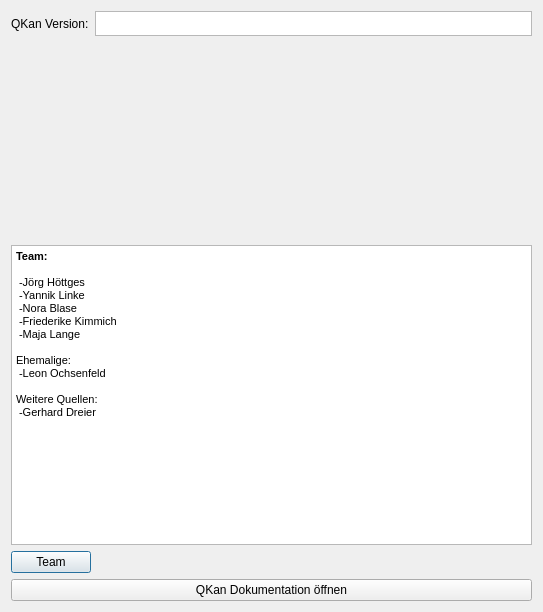
Old version of the form qkan/tools/res/application_help.ui in the repository SonkeHoffmann/QKan-1.
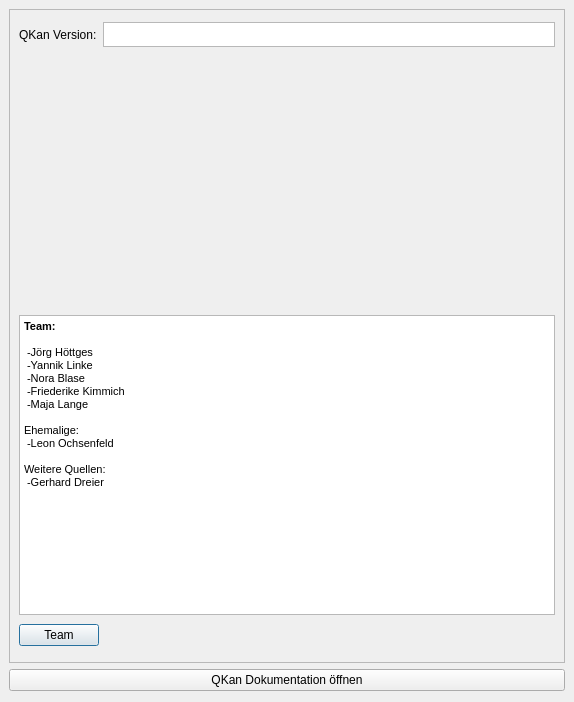
New version of the form. Icons and pictures are not drawn.

The edit to the form file:
```diff
--- a/qkan/tools/res/application_help.ui
+++ b/qkan/tools/res/application_help.ui
@@ -6,8 +6,8 @@
    <rect>
     <x>0</x>
     <y>0</y>
-    <width>543</width>
-    <height>612</height>
+    <width>574</width>
+    <height>702</height>
    </rect>
   </property>
   <property name="minimumSize">
@@ -29,6 +29,30 @@
     <normaloff>../../QKan.png</normaloff>../../QKan.png</iconset>
   </property>
   <layout class="QVBoxLayout" name="verticalLayout_3">
+   <property name="leftMargin">
+    <number>9</number>
+   </property>
+   <property name="topMargin">
+    <number>9</number>
+   </property>
+   <property name="rightMargin">
+    <number>9</number>
+   </property>
+   <item>
+    <widget class="QScrollArea" name="scrollArea">
+     <property name="widgetResizable">
+      <bool>true</bool>
+     </property>
+     <widget class="QWidget" name="scrollAreaWidgetContents">
+      <property name="geometry">
+       <rect>
+        <x>0</x>
+        <y>0</y>
+        <width>533</width>
+        <height>650</height>
+       </rect>
+      </property>
+      <layout class="QVBoxLayout" name="verticalLayout">
    <item>
     <layout class="QHBoxLayout" name="horizontalLayout">
      <property name="spacing">
@@ -61,6 +85,21 @@
    </item>
    <item>
     <widget class="QLabel" name="label_2">
+         <property name="enabled">
+          <bool>true</bool>
+         </property>
+         <property name="sizePolicy">
+          <sizepolicy hsizetype="Expanding" vsizetype="Expanding">
+           <horstretch>0</horstretch>
+           <verstretch>0</verstretch>
+          </sizepolicy>
+         </property>
+         <property name="maximumSize">
+          <size>
+           <width>500</width>
+           <height>250</height>
+          </size>
+         </property>
      <property name="text">
       <string/>
      </property>
@@ -134,6 +173,10 @@
       </spacer>
      </item>
     </layout>
+       </item>
+      </layout>
+     </widget>
+    </widget>
    </item>
    <item>
     <widget class="QPushButton" name="pushButton">
```
Left out of the diff: 6 changed lines with no effect on the pictures. Lines whose indentation alone changed are shown as unchanged.
